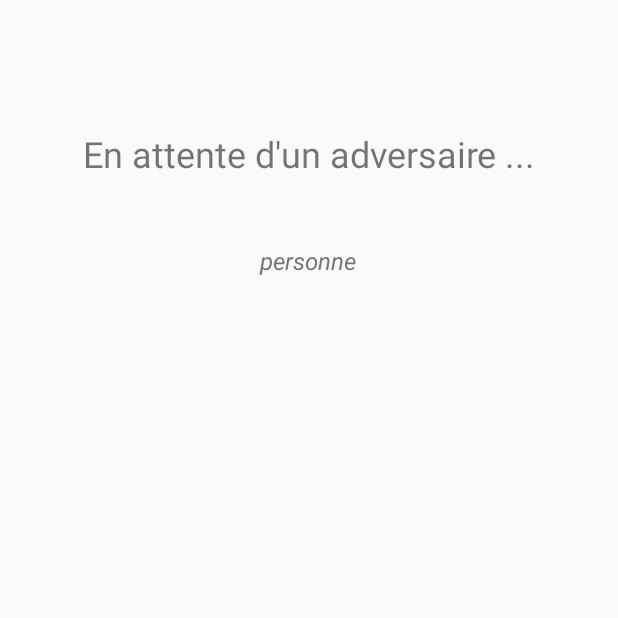
After one commit to faniryxx/morisen, an Android app: the GameActivity screen opened directly, with no data from a screen before it, on a phone screen of 412 x 824 dp, the top half of it. The commit adds this screen. Run offline under Robolectric (Android 15) with nearby library versions, the phone set to English and light mode, and no system bars; our stand-ins replace Firebase (no records; nobody signed in at launch, a user with empty details on screens opened directly).

Commit message:
Add GameActivity

```diff
--- /dev/null
+++ b/app/src/main/java/fr/isen/morisen/GameActivity.java
@@ -0,0 +1,39 @@
+package fr.isen.morisen;
+
+import androidx.appcompat.app.AppCompatActivity;
+
+import android.content.Intent;
+import android.os.Bundle;
+import android.util.Log;
+
+import com.google.firebase.database.DatabaseReference;
+import com.google.firebase.database.FirebaseDatabase;
+
+public class GameActivity extends AppCompatActivity {
+    private String telephone;
+    private String pseudo;
+    private DatabaseReference mDatabase;
+
+    @Override
+    protected void onCreate(Bundle savedInstanceState) {
+        super.onCreate(savedInstanceState);
+        mDatabase = FirebaseDatabase.getInstance("https://morisen-9ddf9-default-rtdb.europe-west1.firebasedatabase.app").getReference();
+        setContentView(R.layout.activity_game);
+        Intent intent = this.getIntent();
+        this.telephone = intent.getStringExtra("telephone");
+        this.pseudo = intent.getStringExtra("pseudo");
+        //Log.i("TELEPHONE", this.telephone);
+        //Log.i("PSEUDO", this.pseudo);
+        writePlayerDataToDatabase();
+    }
+
+    private void writePlayerDataToDatabase(){
+        mDatabase.child("salon1").child("joueurs").child("joueur1").setValue(telephone);
+    }
+
+    /*
+    private void checkRoomStatus(){
+        String test = mDatabase.child("salon1").child("joueurs").child("joueur1").get();
+        Log.i("checkRoomStatus", test);
+    }*/
+}
--- /dev/null
+++ b/app/src/main/res/layout/activity_game.xml
@@ -0,0 +1,40 @@
+<?xml version="1.0" encoding="utf-8"?>
+<androidx.constraintlayout.widget.ConstraintLayout xmlns:android="http://schemas.android.com/apk/res/android"
+    xmlns:app="http://schemas.android.com/apk/res-auto"
+    xmlns:tools="http://schemas.android.com/tools"
+    android:layout_width="match_parent"
+    android:layout_height="match_parent"
+    tools:context=".GameActivity">
+
+    <TextView
+        android:id="@+id/statusTextView"
+        android:layout_width="0dp"
+        android:layout_height="0dp"
+        android:layout_marginStart="26dp"
+        android:layout_marginTop="86dp"
+        android:layout_marginEnd="26dp"
+        android:layout_marginBottom="12dp"
+        android:text="En attente d'un adversaire ..."
+        android:textAlignment="center"
+        android:textSize="24sp"
+        app:layout_constraintBottom_toTopOf="@+id/opponentTextView"
+        app:layout_constraintEnd_toEndOf="parent"
+        app:layout_constraintStart_toStartOf="parent"
+        app:layout_constraintTop_toTopOf="parent" />
+
+    <TextView
+        android:id="@+id/opponentTextView"
+        android:layout_width="114dp"
+        android:layout_height="0dp"
+        android:layout_marginBottom="597dp"
+        android:text="personne"
+        android:textAlignment="center"
+        android:textColor="#757575"
+        android:textSize="16sp"
+        android:textStyle="italic"
+        app:layout_constraintBottom_toBottomOf="parent"
+        app:layout_constraintEnd_toEndOf="parent"
+        app:layout_constraintHorizontal_bias="0.498"
+        app:layout_constraintStart_toStartOf="parent"
+        app:layout_constraintTop_toBottomOf="@+id/statusTextView" />
+</androidx.constraintlayout.widget.ConstraintLayout>
```
Also changed, not shown: app/src/main/AndroidManifest.xml (+6 -1 lines), app/src/main/java/fr/isen/morisen/MainActivity.java (+4 -5 lines), app/src/main/java/fr/isen/morisen/RegisterActivity.java (+19 -3 lines), app/src/main/res/layout/activity_register.xml (+4 -3 lines).
